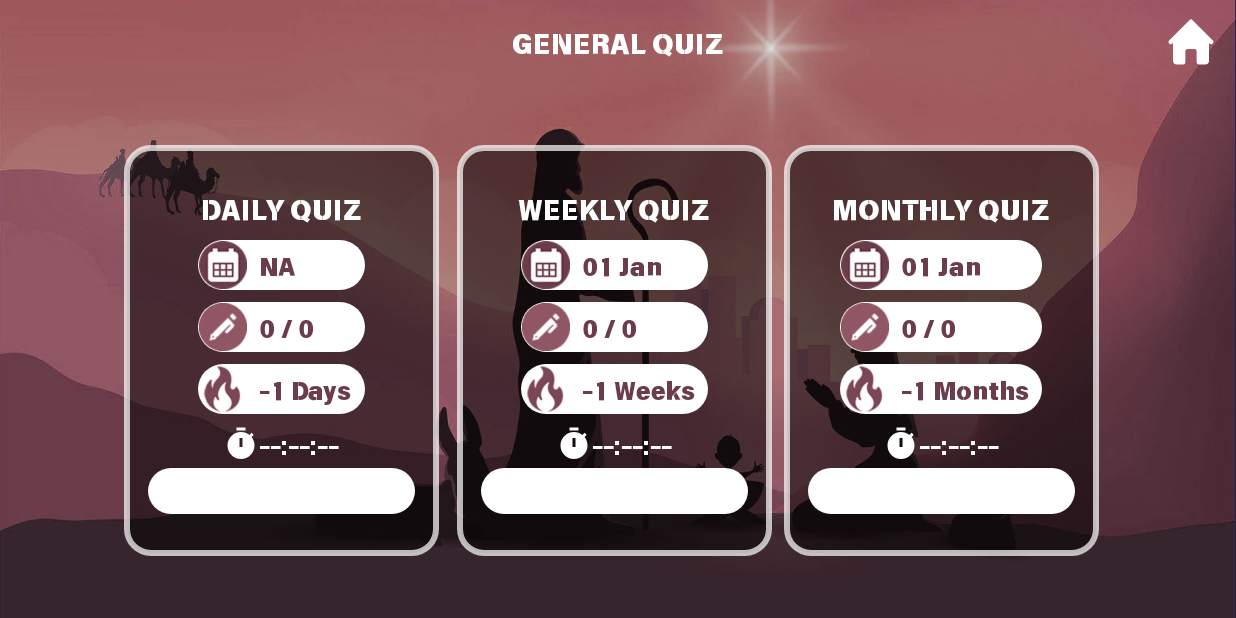
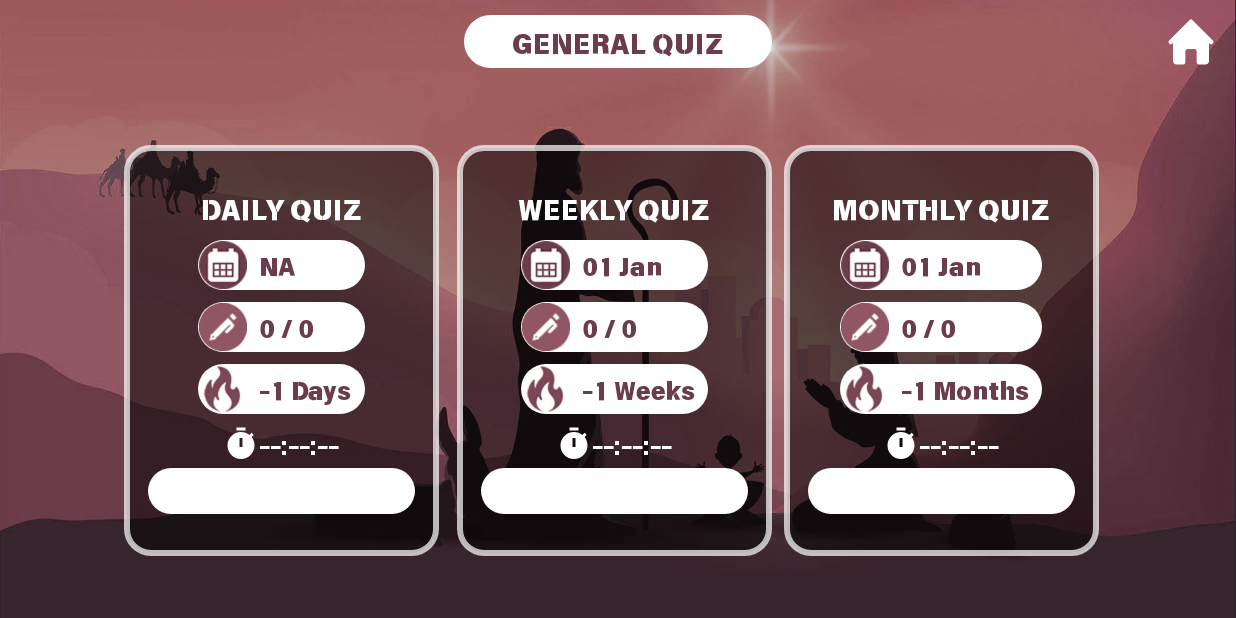
Before and after one commit to amalpben/LogosBibleQuizApp, an Android app: the GeneralQuizActivity screen opened directly, with no data from a screen before it, on a phone screen of 824 x 412 dp (held sideways). Run offline under Robolectric (Android 15) with nearby library versions, the phone set to English and light mode, and no system bars.

Commit message:
Display size and font size settings in android override

```diff
--- a/app/src/main/java/in/ecsolution/logosquiz/GeneralQuizActivity.kt
+++ b/app/src/main/java/in/ecsolution/logosquiz/GeneralQuizActivity.kt
@@ -1,7 +1,9 @@
 package `in`.ecsolution.logosquiz
 
+import android.content.Context
 import android.content.Intent
 import android.content.SharedPreferences
+import android.content.res.Configuration
 import android.media.MediaPlayer
 import android.os.Bundle
 import android.os.CountDownTimer
@@ -420,6 +422,15 @@ class GeneralQuizActivity : AppCompatActivity() {
             }
         }
     }
+    override fun attachBaseContext(newBase: Context?) {
+        val configuration = Configuration(newBase?.resources?.configuration)
+        configuration.fontScale = 1.0f // Set font scale to 1.0 (no scaling)
 
+        // Apply the updated configuration to the context
+        val context = newBase?.createConfigurationContext(configuration)
+
+        // Pass the adjusted context to the super method
+        super.attachBaseContext(context)
+    }
 
 }
--- a/app/src/main/res/layout/activity_general_quiz.xml
+++ b/app/src/main/res/layout/activity_general_quiz.xml
@@ -28,8 +28,11 @@
             android:layout_centerInParent="true"
             android:fontFamily="@font/aerospace_bold"
             android:text="GENERAL QUIZ"
-            android:textColor="@color/white"
-            android:textSize="18sp" />
+            android:textColor="@color/secondary"
+            android:textSize="18dp"
+            android:paddingHorizontal="32dp"
+            android:paddingVertical="4dp"
+            android:background="@drawable/bg_white_all_round"/>
     </RelativeLayout>
 
     <LinearLayout
--- a/app/src/main/res/layout/activity_syllabus.xml
+++ b/app/src/main/res/layout/activity_syllabus.xml
@@ -35,9 +35,9 @@
             android:layout_centerVertical="true"
             android:text="SYLLABUS"
             android:textColor="@color/secondary"
-            android:textSize="24dp"
+            android:textSize="20dp"
             android:paddingHorizontal="32dp"
-            android:paddingVertical="8dp"
+            android:paddingVertical="4dp"
             android:fontFamily="@font/aerospace_bold"
             android:background="@drawable/bg_white_all_round"/>
     </RelativeLayout>
```
Also changed, not shown: app/src/main/java/in/ecsolution/logosquiz/HomePageActivity.kt (+12 -0 lines), app/src/main/java/in/ecsolution/logosquiz/LogosBookShow.kt (+12 -0 lines), app/src/main/java/in/ecsolution/logosquiz/LogosChapterShow.kt (+12 -0 lines), app/src/main/java/in/ecsolution/logosquiz/SyllabusActivity.kt (+14 -0 lines).
